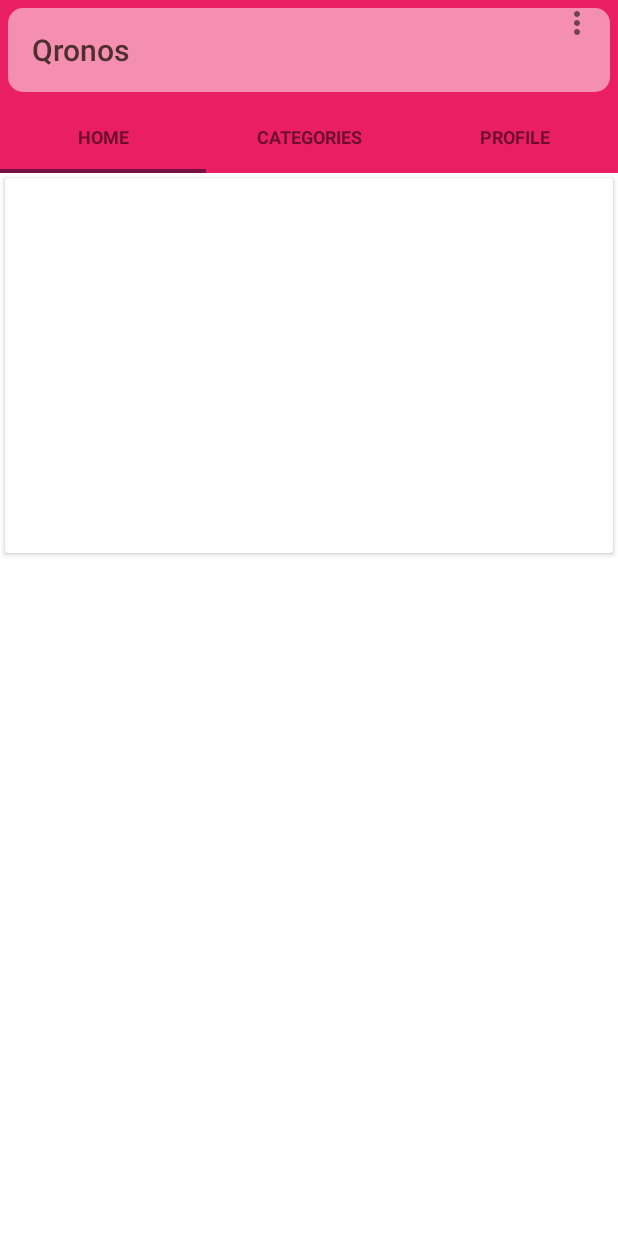
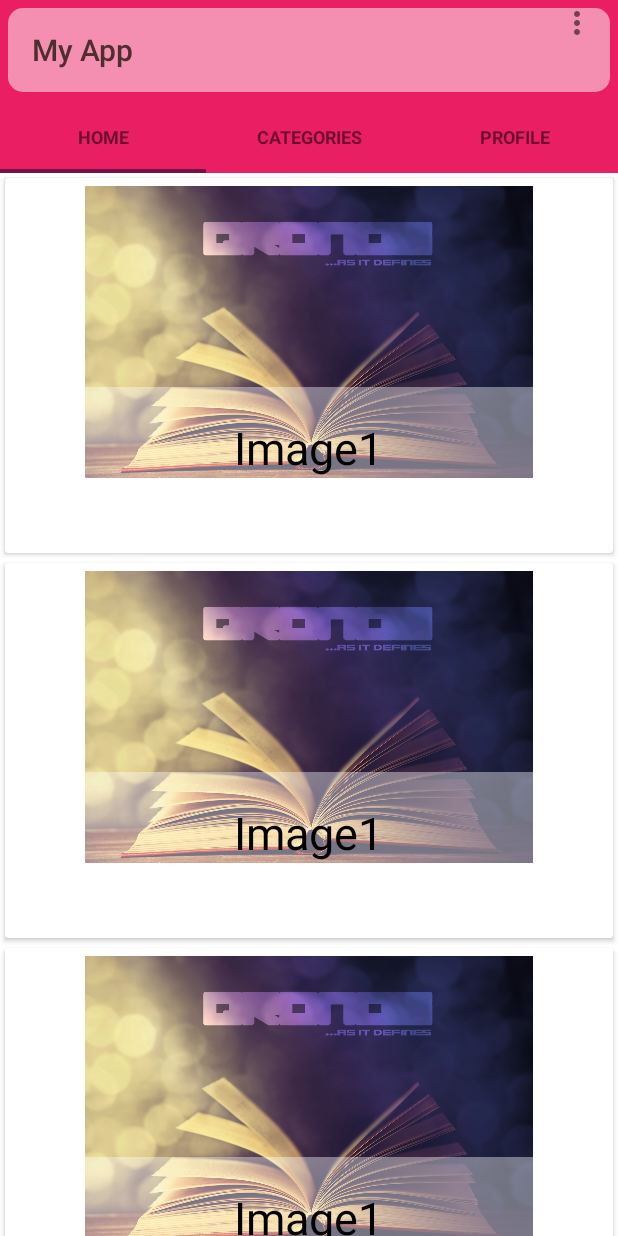
Before and after one commit to bharatwaaj/Qronos-Studio, an Android app: the screen it shows after launch (MainActivity), on a phone screen of 412 x 824 dp. Run offline under Robolectric (Android 15) with nearby library versions, the phone set to English and light mode, and no system bars; 4 statements that could not run were skipped.

Commit message:
Added Recycler View

```diff
--- a/app/build.gradle
+++ b/app/build.gradle
@@ -23,4 +23,5 @@ dependencies {
     compile fileTree(dir: 'libs', include: ['*.jar'])
     compile 'com.android.support:appcompat-v7:22.2.0'
     compile 'com.android.support:cardview-v7:21.0.+'
+    compile 'com.android.support:recyclerview-v7:21.0.+'
 }
--- /dev/null
+++ b/app/src/main/java/DataFiles/HomeFragmentNewsFeedData.java
@@ -0,0 +1,23 @@
+package DataFiles;
+
+/**
+ * Created by Bharatwaaj on 25-07-2015.
+ */
+public class HomeFragmentNewsFeedData {
+
+    int imageResourceHomeFragmentNewsFeed;
+    String titleResourceHomeFragmentNewsFeed;
+
+    public HomeFragmentNewsFeedData(String titleResourceHomeFragmentNewsFeed,int imageResourceHomeFragmentNewsFeed){
+        this.imageResourceHomeFragmentNewsFeed=imageResourceHomeFragmentNewsFeed;
+        this.titleResourceHomeFragmentNewsFeed=titleResourceHomeFragmentNewsFeed;
+    }
+
+    public String setTitleResourceHomeFragmentNewsFeed(){
+        return titleResourceHomeFragmentNewsFeed;
+    }
+
+    public int setImageResourceHomeFragmentNewsFeed (){
+        return imageResourceHomeFragmentNewsFeed;
+    }
+}
--- a/app/src/main/java/Fragments/HomeFragment.java
+++ b/app/src/main/java/Fragments/HomeFragment.java
@@ -3,10 +3,17 @@ package Fragments;
 import android.os.Bundle;
 import android.support.annotation.Nullable;
 import android.support.v4.app.Fragment;
+import android.support.v7.widget.LinearLayoutManager;
+import android.support.v7.widget.RecyclerView;
 import android.view.LayoutInflater;
 import android.view.View;
 import android.view.ViewGroup;
 
+import java.util.ArrayList;
+import java.util.List;
+
+import DataFiles.HomeFragmentNewsFeedData;
+import adapter.HomeRecyclerViewAdapter;
 import design.material.myapplication.R;
 
 /**
@@ -14,11 +21,14 @@ import design.material.myapplication.R;
  */
 public class HomeFragment extends Fragment {
 
-    public static HomeFragment getInstance(int position){
+    private RecyclerView recyclerView;
+    private HomeRecyclerViewAdapter homeRecyclerViewAdapter;
+
+    public static HomeFragment getInstance(int position) {
         String _POSITION = "position";
         HomeFragment homeFragment = new HomeFragment();
         Bundle args = new Bundle();
-        args.putInt(_POSITION,position);
+        args.putInt(_POSITION, position);
         homeFragment.setArguments(args);
         return homeFragment;
     }
@@ -26,7 +36,31 @@ public class HomeFragment extends Fragment {
     @Nullable
     @Override
     public View onCreateView(LayoutInflater inflater, ViewGroup container, Bundle savedInstanceState) {
-        View layout = inflater.inflate(R.layout.fragment_home,container,false);
+        View layout = inflater.inflate(R.layout.fragment_home, container, false);
+        recyclerView = (RecyclerView) layout.findViewById(R.id.recycler_view_home);
+        homeRecyclerViewAdapter = new HomeRecyclerViewAdapter(getActivity(),getDataToNewsFeed());
+        recyclerView.setAdapter(homeRecyclerViewAdapter);
+        recyclerView.setLayoutManager(new LinearLayoutManager(getActivity()));
         return layout;
     }
+
+    public static List<HomeFragmentNewsFeedData> getDataToNewsFeed() {
+        List<HomeFragmentNewsFeedData> information = new ArrayList<>();
+        int[] imageAdded = {R.drawable.landlndag,
+                R.drawable.landlndag,
+                R.drawable.landlndag,
+                R.drawable.landlndag,
+                R.drawable.landlndag,
+                R.drawable.landlndag,
+                R.drawable.landlndag,
+                R.drawable.landlndag,
+                R.drawable.landlndag};
+        String[] titleAdded = {
+                "A","B","C","D","A","B","C","D","A"
+        };
+        for(int i=0;i<titleAdded.length && i<imageAdded.length ;i++){
+            information.add(new HomeFragmentNewsFeedData(titleAdded[i],imageAdded[i]));
+        }
+        return information;
+    }
 }
--- /dev/null
+++ b/app/src/main/java/adapter/HomeRecyclerViewAdapter.java
@@ -0,0 +1,58 @@
+package adapter;
+
+import android.content.Context;
+import android.support.v7.widget.RecyclerView;
+import android.view.LayoutInflater;
+import android.view.View;
+import android.view.ViewGroup;
+import android.widget.ImageView;
+import android.widget.TextView;
+
+import java.util.Collections;
+import java.util.List;
+
+import DataFiles.HomeFragmentNewsFeedData;
+import design.material.myapplication.R;
+
+/**
+ * Created by Bharatwaaj on 25-07-2015.
+ */
+public class HomeRecyclerViewAdapter extends RecyclerView.Adapter<HomeRecyclerViewAdapter.MyHomeRecyclerViewHolder> {
+
+    private LayoutInflater inflater;
+    List<HomeFragmentNewsFeedData> information = Collections.emptyList();
+
+    public HomeRecyclerViewAdapter(Context context , List<HomeFragmentNewsFeedData> information){
+        inflater = LayoutInflater.from(context);
+        this.information=information;
+    }
+
+    @Override
+    public MyHomeRecyclerViewHolder onCreateViewHolder(ViewGroup parent, int viewType) {
+        View view = inflater.inflate(R.layout.card_view_item_home,parent,false);
+        MyHomeRecyclerViewHolder myHomeRecyclerViewHolder = new MyHomeRecyclerViewHolder(view);
+        return myHomeRecyclerViewHolder;
+    }
+
+    @Override
+    public void onBindViewHolder(MyHomeRecyclerViewHolder holder, int position) {
+        HomeFragmentNewsFeedData current = information.get(position);
+        holder.titleTextView.setText(current.setTitleResourceHomeFragmentNewsFeed());
+        holder.imageView.setImageResource(current.setImageResourceHomeFragmentNewsFeed());
+    }
+
+    @Override
+    public int getItemCount() {
+        return information.size();
+    }
+
+    class MyHomeRecyclerViewHolder extends RecyclerView.ViewHolder{
+        protected TextView titleTextView;
+        protected ImageView imageView;
+        public MyHomeRecyclerViewHolder(View itemView) {
+            super(itemView);
+            titleTextView = (TextView) itemView.findViewById(R.id.image_view_home_card);
+            imageView = (ImageView) itemView.findViewById(R.id.text_view_home_card);
+        }
+    }
+}
--- /dev/null
+++ b/app/src/main/res/layout/card_view_item_home.xml
@@ -0,0 +1,37 @@
+<?xml version="1.0" encoding="utf-8"?>
+<android.support.v7.widget.CardView
+    xmlns:android="http://schemas.android.com/apk/res/android"
+    android:id="@+id/card_view"
+    android:layout_width="match_parent"
+    android:layout_height="250dp"
+    android:layout_gravity="center"
+    android:layout_margin="3dp"
+    >
+    <ImageView
+        android:layout_width="match_parent"
+        android:layout_height="match_parent"
+        android:layout_marginTop="5dp"
+        android:layout_marginLeft="5dp"
+        android:layout_marginRight="5dp"
+        android:layout_marginBottom="50dp"
+        android:src="@drawable/landlndag"
+        android:id="@+id/image_view_home_card"
+        />
+    <RelativeLayout
+        android:layout_width="match_parent"
+        android:layout_height="75dp"
+        android:background="@color/white"
+        android:layout_gravity="bottom|center"
+        android:layout_marginBottom="35dp"
+        android:alpha="0.40"/>
+    <TextView
+        android:layout_width="wrap_content"
+        android:layout_height="wrap_content"
+        android:text="Image1"
+        android:layout_gravity="bottom|center"
+        android:layout_marginBottom="50dp"
+        android:textSize="30sp"
+        android:textColor="@color/black"
+        android:id="@+id/text_view_home_card"
+        />
+</android.support.v7.widget.CardView>
--- a/app/src/main/res/layout/fragment_home.xml
+++ b/app/src/main/res/layout/fragment_home.xml
@@ -4,13 +4,10 @@
     android:layout_height="match_parent"
     android:orientation="vertical">
 
-    <android.support.v7.widget.CardView
-        android:id="@+id/card_view"
-        android:layout_width="match_parent"
-        android:layout_height="250dp"
-        android:layout_gravity="center"
-        android:layout_margin="3dp"
-        >
-    </android.support.v7.widget.CardView>
+ <android.support.v7.widget.RecyclerView
+     android:id="@+id/recycler_view_home"
+     android:layout_width="fill_parent"
+     android:layout_height="fill_parent">
+ </android.support.v7.widget.RecyclerView>
 
 </LinearLayout>
--- a/app/src/main/res/values/strings.xml
+++ b/app/src/main/res/values/strings.xml
@@ -1,6 +1,6 @@
 <resources>
-    <string name="app_name">Qronos</string>
-    <string name="title_activity_main">Qronos</string>
+    <string name="app_name">My App</string>
+    <string name="title_activity_main">My App</string>
 
     <string name="action_settings">Settings</string>
 
```
Also changed, not shown: 1 other file.
